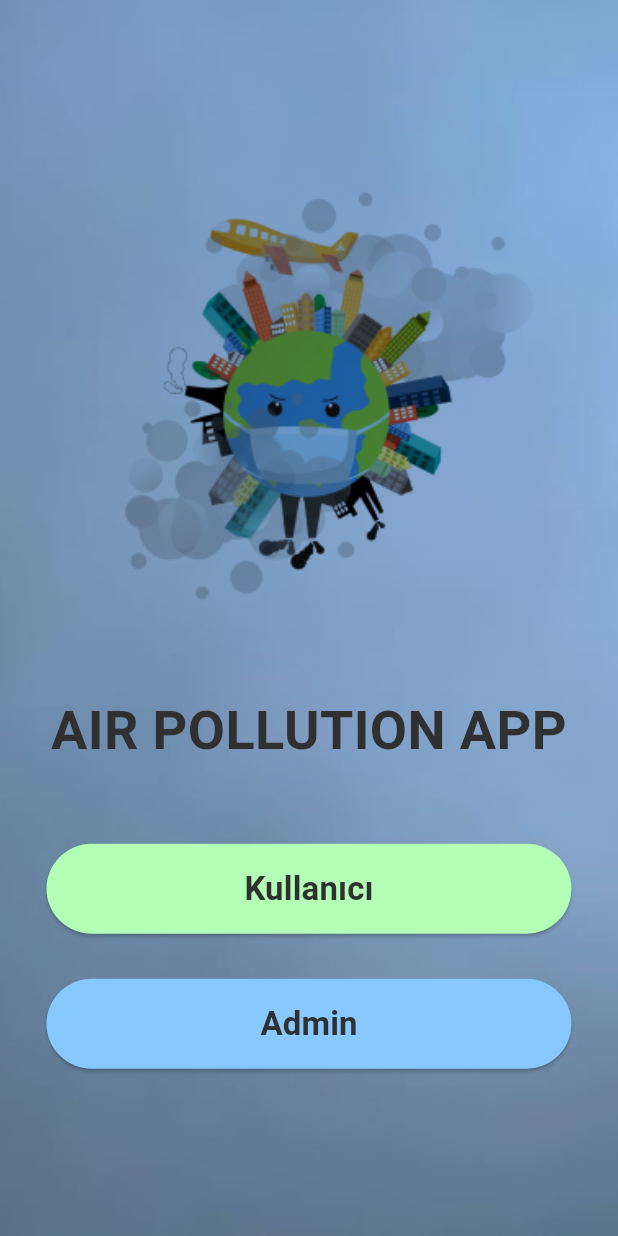
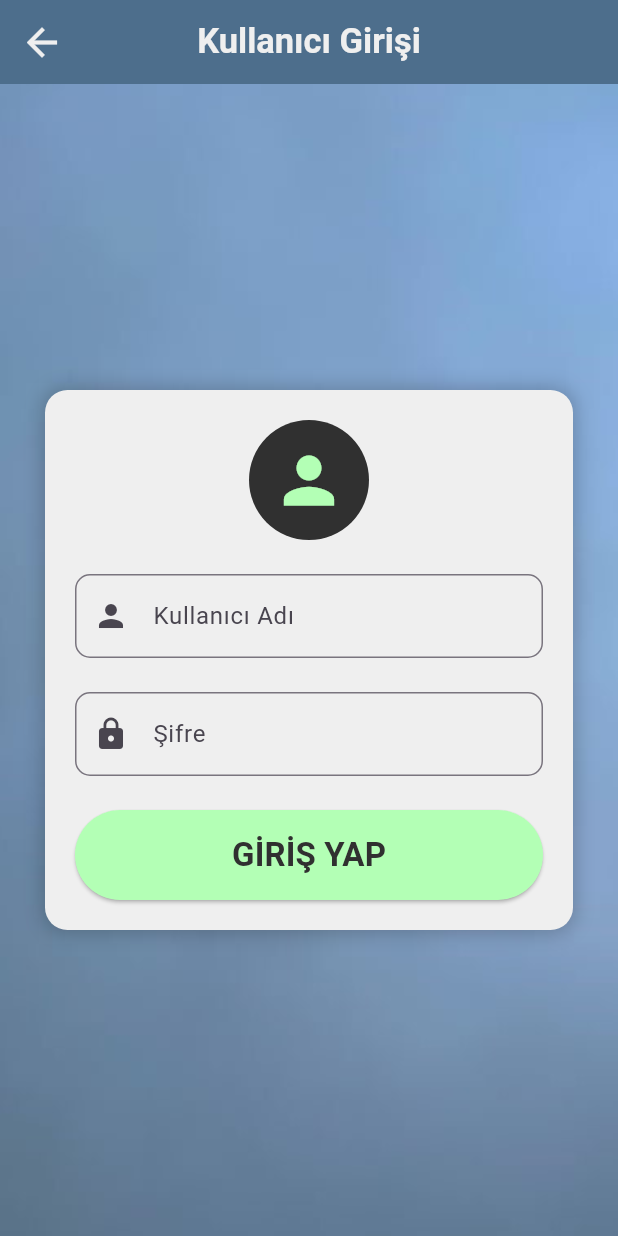
Before and after one commit to betullsvs/air-pollution-app, a Flutter app: the screen it shows after launch, after a tap on "Kullanıcı", on a phone screen of 412 x 824 dp. Run offline on Flutter 3.47's test engine with Material 3 defaults, Android fonts, the phone set to English and light mode, and no system bars.

Commit message:
Kullanici ve Admin giris sayfalari kodlandi

```diff
--- /dev/null
+++ b/Air Pollution App/frontend/flutter_app/lib/screens/user_login_screen.dart
@@ -0,0 +1,93 @@
+import 'package:flutter/material.dart';
+import '../widgets/entry_button.dart';
+import '../widgets/text_field.dart';
+import 'user_home_screen.dart';
+
+class UserLoginScreen extends StatelessWidget {
+  const UserLoginScreen({super.key});
+
+  @override
+  Widget build(BuildContext context) {
+    final TextEditingController usernameController = TextEditingController();
+    final TextEditingController passwordController = TextEditingController();
+
+    return Scaffold(
+      appBar: AppBar(
+        title: const Text('Kullanıcı Girişi'),
+        centerTitle: true,
+        backgroundColor: const Color.fromARGB(255, 77, 110, 140),
+        iconTheme: const IconThemeData(
+          color: Color.fromARGB(255, 239, 239, 239),
+          size: 30,
+        ),
+        titleTextStyle: const TextStyle(
+          fontSize: 23,
+          fontWeight: FontWeight.bold,
+          color: Color.fromARGB(255, 239, 239, 239),
+        ),
+      ),
+      body: Stack(
+        children: [
+          Positioned.fill(
+            child: Image.asset(
+              'assets/images/wallpaper1.jpg',
+              fit: BoxFit.cover,
+            ),
+          ),
+          Center(
+            child: Container(
+              width: 500,
+              height: 360,
+              padding: const EdgeInsets.all(20),
+              margin: const EdgeInsets.symmetric(horizontal: 30),
+              decoration: BoxDecoration(
+                color: const Color.fromARGB(255, 239, 239, 239),
+                borderRadius: BorderRadius.circular(15),
+                boxShadow: [
+                  BoxShadow(
+                    color: Colors.black.withOpacity(0.2),
+                    blurRadius: 10,
+                    spreadRadius: 2,
+                  ),
+                ],
+              ),
+              child: Column(
+                mainAxisAlignment: MainAxisAlignment.spaceBetween,
+                children: [
+                  const CircleAvatar(
+                    radius: 40,
+                    backgroundColor: Color.fromARGB(255, 48, 48, 48),
+                    child: Icon(
+                      Icons.person,
+                      size: 50,
+                      color: Color.fromARGB(255, 179, 255, 181),
+                    ),
+                  ),
+
+                  // User Name
+                  LoginTextField(
+                    controller: usernameController,
+                    labelText: "Kullanıcı Adı",
+                    prefixIcon: const Icon(Icons.person),
+                  ),
+
+                  // User Password
+                  LoginTextField(
+                    controller: passwordController,
+                    labelText: "Şifre",
+                    prefixIcon: const Icon(Icons.lock),
+                  ),
+
+                  const EntryButton(
+                      buttonText: "GİRİŞ YAP",
+                      pageRoute: UserHomeScreen(),
+                      backgroundColor: Color.fromARGB(255, 179, 255, 181))
+                ],
+              ),
+            ),
+          ),
+        ],
+      ),
+    );
+  }
+}
--- a/Air Pollution App/frontend/flutter_app/lib/screens/welcome_screen.dart
+++ b/Air Pollution App/frontend/flutter_app/lib/screens/welcome_screen.dart
@@ -1,4 +1,7 @@
 import 'package:flutter/material.dart';
+import 'package:flutter_app/screens/admin_login_screen.dart';
+import 'package:flutter_app/screens/user_login_screen.dart';
+import 'package:flutter_app/widgets/entry_button.dart';
 
 class WelcomeScreen extends StatelessWidget {
   const WelcomeScreen({super.key});
@@ -14,12 +17,12 @@ class WelcomeScreen extends StatelessWidget {
               fit: BoxFit.cover,
             ),
           ),
-          Center(
+          const Center(
             child: Column(
               mainAxisAlignment: MainAxisAlignment.center,
               children: [
-                const SizedBox(height: 350),
-                const Text(
+                SizedBox(height: 350),
+                Text(
                   'AIR POLLUTION APP',
                   style: TextStyle(
                     fontSize: 36,
@@ -28,48 +31,20 @@ class WelcomeScreen extends StatelessWidget {
                   ),
                   textAlign: TextAlign.center,
                 ),
-                const SizedBox(height: 50),
+                SizedBox(height: 50),
+
                 //UserButton
-                ElevatedButton(
-                  onPressed: () {},
-                  style: ElevatedButton.styleFrom(
-                    backgroundColor: const Color.fromARGB(255, 179, 255, 181),
-                    fixedSize: const Size(350, 60),
-                    padding: const EdgeInsets.symmetric(
-                      vertical: 10,
-                      horizontal: 60,
-                    ),
-                  ),
-                  child: const Text(
-                    'Kullanıcı',
-                    style: TextStyle(
-                      fontSize: 22,
-                      color: Color.fromARGB(255, 48, 48, 48),
-                      fontWeight: FontWeight.bold,
-                    ),
-                  ),
-                ),
-                const SizedBox(height: 30),
+                EntryButton(
+                    buttonText: "Kullanıcı",
+                    pageRoute: UserLoginScreen(),
+                    backgroundColor: Color.fromARGB(255, 179, 255, 181)),
+                SizedBox(height: 30),
+
                 //AdminButton
-                ElevatedButton(
-                  onPressed: () {},
-                  style: ElevatedButton.styleFrom(
-                    backgroundColor: const Color.fromARGB(255, 135, 201, 255),
-                    fixedSize: const Size(350, 60),
-                    padding: const EdgeInsets.symmetric(
-                      vertical: 10,
-                      horizontal: 60,
-                    ),
-                  ),
-                  child: const Text(
-                    'Admin',
-                    style: TextStyle(
-                      fontSize: 22,
-                      color: Color.fromARGB(255, 48, 48, 48),
-                      fontWeight: FontWeight.bold,
-                    ),
-                  ),
-                ),
+                EntryButton(
+                    buttonText: "Admin",
+                    pageRoute: AdminLoginScreen(),
+                    backgroundColor: Color.fromARGB(255, 135, 201, 255)),
               ],
             ),
           ),
--- /dev/null
+++ b/Air Pollution App/frontend/flutter_app/lib/widgets/entry_button.dart
@@ -0,0 +1,44 @@
+import 'package:flutter/material.dart';
+
+class EntryButton extends StatelessWidget {
+  final String buttonText;
+  final Widget pageRoute;
+  final Color backgroundColor;
+
+  const EntryButton({
+    super.key,
+    required this.buttonText,
+    required this.pageRoute,
+    required this.backgroundColor,
+  });
+
+  @override
+  Widget build(BuildContext context) {
+    return ElevatedButton(
+      onPressed: () {
+        Navigator.push(
+          context,
+          MaterialPageRoute(
+            builder: (context) => pageRoute,
+          ),
+        );
+      },
+      style: ElevatedButton.styleFrom(
+        backgroundColor: backgroundColor,
+        fixedSize: const Size(350, 60),
+        padding: const EdgeInsets.symmetric(
+          vertical: 10,
+          horizontal: 60,
+        ),
+      ),
+      child: Text(
+        buttonText,
+        style: const TextStyle(
+          fontSize: 22,
+          color: Color.fromARGB(255, 48, 48, 48),
+          fontWeight: FontWeight.bold,
+        ),
+      ),
+    );
+  }
+}
--- /dev/null
+++ b/Air Pollution App/frontend/flutter_app/lib/widgets/text_field.dart
@@ -0,0 +1,39 @@
+import 'package:flutter/material.dart';
+
+class LoginTextField extends StatelessWidget {
+  final TextEditingController controller;
+  final String labelText;
+  final Icon prefixIcon;
+
+  const LoginTextField({
+    super.key,
+    required this.controller,
+    required this.labelText,
+    required this.prefixIcon,
+  });
+
+  @override
+  Widget build(BuildContext context) {
+    return TextField(
+      controller: controller,
+      cursorColor: Colors.black,
+      decoration: InputDecoration(
+        prefixIcon: prefixIcon,
+        labelText: labelText,
+        border: OutlineInputBorder(
+          borderRadius: BorderRadius.circular(10),
+        ),
+        floatingLabelStyle: const TextStyle(
+          color: Color.fromARGB(255, 48, 48, 48),
+        ),
+        focusedBorder: OutlineInputBorder(
+          borderRadius: BorderRadius.circular(10),
+          borderSide: const BorderSide(
+            color: Color.fromARGB(255, 48, 48, 48),
+            width: 2.5,
+          ),
+        ),
+      ),
+    );
+  }
+}
--- a/Air Pollution App/frontend/flutter_app/pubspec.yaml
+++ b/Air Pollution App/frontend/flutter_app/pubspec.yaml
@@ -54,6 +54,7 @@ dev_dependencies:
 flutter:
   assets:
     - assets/images/wallpaper.png
+    - assets/images/wallpaper1.jpg
   # The following line ensures that the Material Icons font is
   # included with your application, so that you can use the icons in
   # the material Icons class.
```
Also changed, not shown: Air Pollution App/frontend/flutter_app/lib/screens/admin_home_screen.dart (added, +10 -0 lines), Air Pollution App/frontend/flutter_app/lib/screens/admin_login_screen.dart (added, +93 -0 lines), Air Pollution App/frontend/flutter_app/lib/screens/user_home_screen.dart (added, +10 -0 lines), Air Pollution App/frontend/flutter_app/assets/images/wallpaper1.jpg (added).
